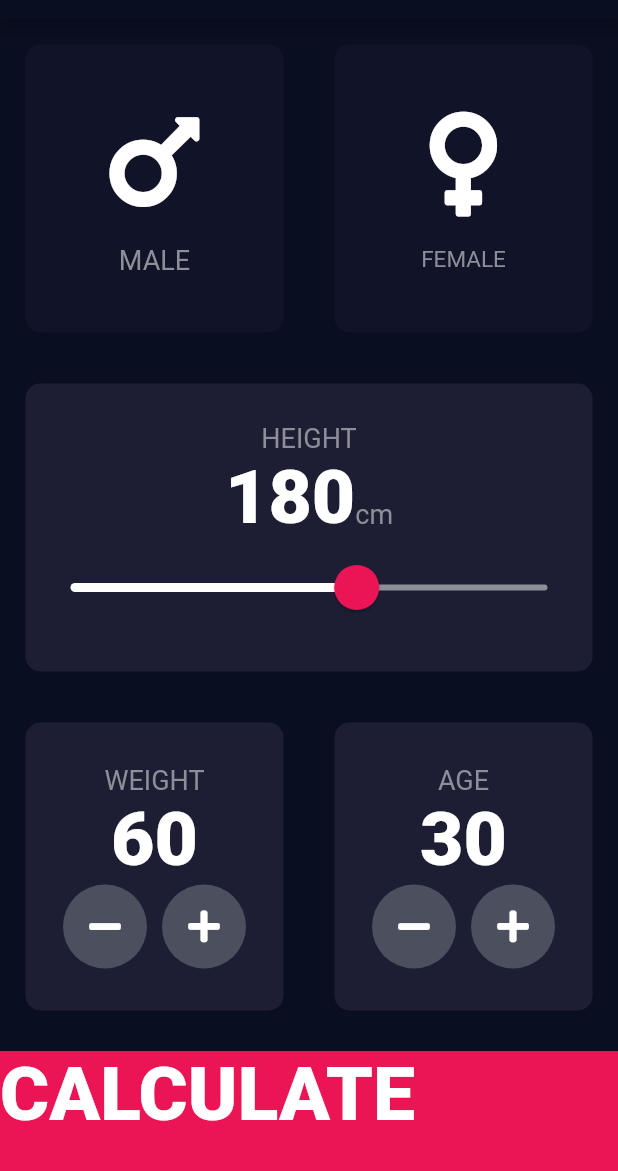
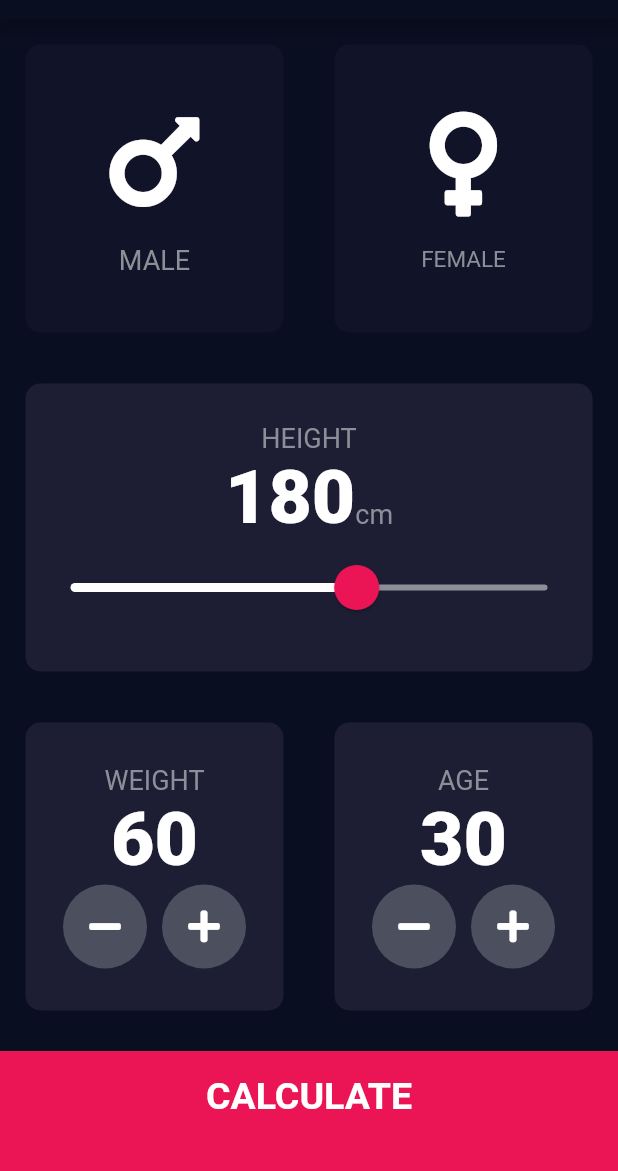
Before and after one commit to Lievi77/FlutterStuff, a Flutter app: the screen it shows after launch, on a phone screen of 412 x 824 dp, the part 65-1236 px from its top. Run offline on Flutter 3.47's test engine with Material 2 defaults, Android fonts, the phone set to English and light mode, and no system bars; our stand-ins replace audioplayers, font_awesome_flutter, rflutter_alert.

Commit message:
Finished BMI calculator project

```diff
--- a/bmi-calculator-flutter/lib/Constants.dart
+++ b/bmi-calculator-flutter/lib/Constants.dart
@@ -1,4 +1,5 @@
 import 'package:flutter/material.dart';
+import 'package:font_awesome_flutter/font_awesome_flutter.dart';
 
 //file for styling constants
 
@@ -20,3 +21,17 @@ const kBottomContainerColor = 0xFFEB1555;
 const kFontColorBoxes = 0xFF8D8E98;
 const kActiveCardColor = Color(0xFF1D1E33);
 const kInactiveCardColor = Color(0xFF111328);
+
+const kButtonStyle = TextStyle(
+  fontWeight: FontWeight.bold,
+  fontSize: 25.0,
+);
+const kResultTitleStyle =
+    TextStyle(fontSize: 50.0, fontWeight: FontWeight.bold);
+
+const kResultTextStyle = TextStyle(
+    color: Color(0xFF24D876), fontSize: 22.0, fontWeight: FontWeight.bold);
+
+const kBMIStyle = TextStyle(fontSize: 100.0, fontWeight: FontWeight.bold);
+
+const kBodyTextStyle = TextStyle(fontSize: 22.0);
--- /dev/null
+++ b/bmi-calculator-flutter/lib/components/Round_Icon_Button.dart
@@ -0,0 +1,26 @@
+import 'package:flutter/material.dart';
+import 'package:bmi_calculator/Constants.dart';
+
+//CREATING A WIDGET FROM SCRATCH EXAMPLE
+
+class RoundIconButton extends StatelessWidget {
+  RoundIconButton({@required this.icon, @required this.onPressed});
+
+  final IconData icon;
+  final Function onPressed;
+
+  @override
+  Widget build(BuildContext context) {
+    return RawMaterialButton(
+      child: Icon(this.icon),
+      onPressed: this.onPressed,
+      shape: CircleBorder(),
+      fillColor: Color(0xFF4C4F5E),
+      constraints: BoxConstraints.tightFor(
+        width: 56.0,
+        height: 56.0,
+      ),
+      elevation: 0.0,
+    );
+  }
+}
--- /dev/null
+++ b/bmi-calculator-flutter/lib/components/bottom_button.dart
@@ -0,0 +1,29 @@
+import 'package:flutter/material.dart';
+import '../Constants.dart';
+
+class BottomButton extends StatelessWidget {
+  BottomButton({@required this.text, @required this.onTap});
+
+  final String text;
+  final Function onTap;
+
+  @override
+  Widget build(BuildContext context) {
+    return GestureDetector(
+      onTap: this.onTap,
+      child: Container(
+        child: Center(
+          child: Text(
+            this.text,
+            style: kButtonStyle,
+          ),
+        ),
+        color: Color(kBottomContainerColor),
+        margin: EdgeInsets.only(top: 10.0),
+        width: double.infinity,
+        height: kBottomContainerHeight,
+        padding: EdgeInsets.only(bottom: 20.0),
+      ),
+    );
+  }
+}
--- a/bmi-calculator-flutter/lib/input_page.dart
+++ b/bmi-calculator-flutter/lib/screens/input_page.dart
@@ -1,20 +1,17 @@
 //file to harbor the input screen
 
-import 'package:bmi_calculator/results_page.dart';
+import 'package:bmi_calculator/screens/results_page.dart';
 import 'package:flutter/cupertino.dart';
 import 'package:flutter/material.dart';
 import 'package:font_awesome_flutter/font_awesome_flutter.dart';
-import 'Reusable_Card.dart';
-import 'Icon_Content.dart';
-import 'Constants.dart';
+import '../components/Reusable_Card.dart';
+import '../components/Icon_Content.dart';
+import '../Constants.dart';
+import '../components/bottom_button.dart';
+import '../components/Round_Icon_Button.dart';
+import 'package:bmi_calculator/calculator_brain.dart';
 
 //GOOD PRACTICE TO SET CONSTANTS AT THE BEGINNING OR IN A SEPERATE FILE
-//const bottomContainerHeight = 80.0;
-//const reusableCardsColor = 0xFF1D1E33;
-//const bottomContainerColor = 0xFFEB1555;
-//const fontColorBoxes = 0xFF8D8E98;
-//const activeCardColor = Color(0xFF1D1E33);
-//const inactiveCardColor = Color(0xFF111328);
 
 //ENUM DECLARATION EXAMPLE
 enum Genders { Male, Female }
@@ -25,9 +22,6 @@ class InputPage extends StatefulWidget {
 }
 
 class _InputPageState extends State<InputPage> {
-//  Color maleCardColor = inactiveCardColor;
-//  Color femaleCardColor = inactiveCardColor;
-
   Genders selectedGender;
 
   int height = 180;
@@ -35,36 +29,6 @@ class _InputPageState extends State<InputPage> {
   int weight = 60;
 
   int age = 30;
-
-//  void updateCardColor(Genders gender) {
-//    //if 1 = male,2 = female
-//
-//    //We can use the enum as a Data Type
-//    //access elements via dot operator
-//
-//    //TERTIARY OPERATOR ()?:
-//
-//
-//
-//    if (gender == Genders.Male) {
-//
-//      maleCardColor == inactiveCardColor ? maleCardColor = activeCardColor  :  ?
-//
-//      if (maleCardColor == inactiveCardColor) {
-//        maleCardColor = activeCardColor;
-//        femaleCardColor = inactiveCardColor;
-//      } else {
-//        maleCardColor = inactiveCardColor;
-//      }
-//    } else {
-//      if (femaleCardColor == inactiveCardColor) {
-//        femaleCardColor = activeCardColor;
-//        maleCardColor = inactiveCardColor;
-//      } else {
-//        femaleCardColor = inactiveCardColor;
-//      }
-//    }
-//  }
 
   @override
   Widget build(BuildContext context) {
@@ -279,50 +243,29 @@ class _InputPageState extends State<InputPage> {
               ],
             ),
           ),
-          GestureDetector(
+          BottomButton(
+            text: "CALCULATE",
             onTap: () {
+              CalculatorBrain calc =
+                  CalculatorBrain(height: height, weight: weight);
+
+              String BMI = calc.calculateBMI();
+              String result = calc.getResult();
+              String interpretation = calc.getInterpretation();
+
               Navigator.push(
                 context,
-                MaterialPageRoute(builder: (context) => ResultsPage()),
+                MaterialPageRoute(
+                    builder: (context) => ResultsPage(
+                          BMI: BMI,
+                          result: result,
+                          interpretation: interpretation,
+                        )),
               );
             },
-            child: Container(
-              child: Text(
-                "CALCULATE",
-                style: kHeavyLabelTextStyle,
-              ),
-              color: Color(kBottomContainerColor),
-              margin: EdgeInsets.only(top: 10.0),
-              width: double.infinity,
-              height: kBottomContainerHeight,
-            ),
           ),
         ],
       ),
     );
   }
 }
-
-//CREATING A WIDGET FROM SCRATCH EXAMPLE
-
-class RoundIconButton extends StatelessWidget {
-  RoundIconButton({@required this.icon, @required this.onPressed});
-
-  final IconData icon;
-  final Function onPressed;
-
-  @override
-  Widget build(BuildContext context) {
-    return RawMaterialButton(
-      child: Icon(this.icon),
-      onPressed: this.onPressed,
-      shape: CircleBorder(),
-      fillColor: Color(0xFF4C4F5E),
-      constraints: BoxConstraints.tightFor(
-        width: 56.0,
-        height: 56.0,
-      ),
-      elevation: 0.0,
-    );
-  }
-}
```
Also changed, not shown: bmi-calculator-flutter/lib/calculator_brain.dart (added, +38 -0 lines), bmi-calculator-flutter/lib/results_page.dart (deleted, +0 -13 lines), bmi-calculator-flutter/lib/screens/results_page.dart (added, +70 -0 lines), bmi-calculator-flutter/lib/components/Icon_Content.dart (renamed from bmi-calculator-flutter/lib/Icon_Content.dart), bmi-calculator-flutter/lib/components/Reusable_Card.dart (renamed from bmi-calculator-flutter/lib/Reusable_Card.dart), bmi-calculator-flutter/lib/screens/main.dart (renamed from bmi-calculator-flutter/lib/main.dart).
